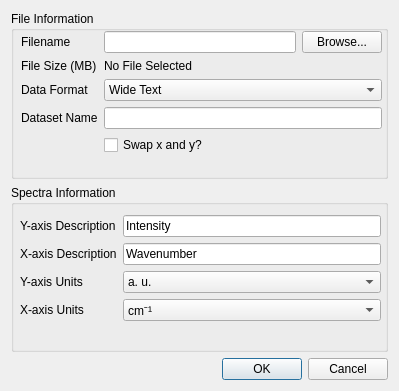
Before: the Qt Designer form loaddataset.ui in VespucciProject/Vespucci, drawn with Qt 5.
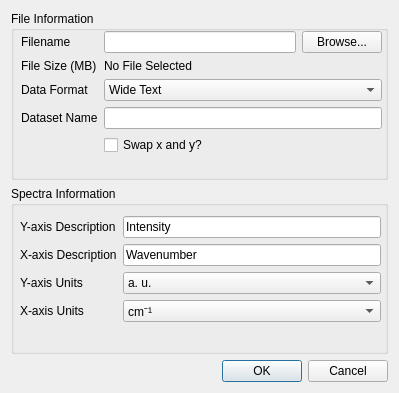
After: the same form once the commit is applied.

The edit to the form file:
```diff
--- a/loaddataset.ui
+++ b/loaddataset.ui
@@ -7,7 +7,7 @@
     <x>0</x>
     <y>0</y>
     <width>399</width>
-    <height>391</height>
+    <height>393</height>
    </rect>
   </property>
   <property name="windowTitle">
```
